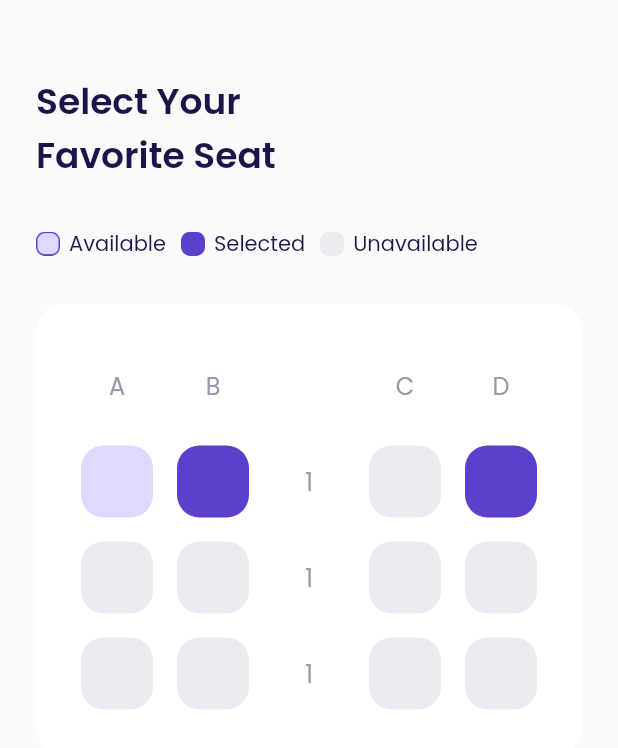
After one commit to rafli-maulana/airplane, a Flutter app: the ChooseSeatPage screen opened directly, on a phone screen of 412 x 824 dp. The commit adds this screen. Shown: the top 748 px of the screen. Run offline on Flutter 3.47's test engine with Material 2 defaults, Android fonts, the phone set to English and light mode, and no system bars; our stand-ins replace google_fonts.

Commit message:
add some code

```diff
--- a/lib/shared/theme.dart
+++ b/lib/shared/theme.dart
@@ -13,6 +13,8 @@ Color kRedColor = const Color(0xffEB70A5);
 Color kBackgroundColor = const Color(0xffFAFAFA);
 Color kInactiveColor = const Color(0xffDBD7EC);
 Color kTransparentColor = Colors.transparent;
+Color kAvailableColor = Color(0xffE0D9FF);
+Color kUnavailableColor = Color(0xffEBECF1);
 
 TextStyle blackStyleText = GoogleFonts.poppins(
   color: kBlackColor,
--- /dev/null
+++ b/lib/ui/pages/choose_seat_page.dart
@@ -0,0 +1,353 @@
+import 'package:airplane/shared/theme.dart';
+import 'package:airplane/widgets/seat_item.dart';
+import 'package:flutter/material.dart';
+
+class ChooseSeatPage extends StatelessWidget {
+  const ChooseSeatPage({Key? key}) : super(key: key);
+
+  @override
+  Widget build(BuildContext context) {
+    Widget title() {
+      return Container(
+        margin: EdgeInsets.only(
+          top: 50,
+        ),
+        child: Text(
+          'Select Your\nFavorite Seat',
+          style: blackStyleText.copyWith(
+            fontSize: 24,
+            fontWeight: semiBold,
+          ),
+        ),
+      );
+    }
+
+    Widget seatStatus() {
+      return Container(
+        margin: EdgeInsets.only(
+          top: 30,
+        ),
+        child: Row(
+          children: [
+            //NOTE: AVAILABLE
+            Container(
+              width: 16,
+              height: 16,
+              margin: EdgeInsets.only(
+                right: 6,
+              ),
+              decoration: BoxDecoration(
+                image: DecorationImage(
+                  image: AssetImage(
+                    'assets/icon_available.png',
+                  ),
+                ),
+              ),
+            ),
+            Text(
+              'Available',
+              style: blackStyleText,
+            ),
+            Container(
+              width: 16,
+              height: 16,
+              margin: EdgeInsets.only(
+                left: 10,
+                right: 6,
+              ),
+              decoration: BoxDecoration(
+                image: DecorationImage(
+                  image: AssetImage(
+                    'assets/icon_selected.png',
+                  ),
+                ),
+              ),
+            ),
+            Text(
+              'Selected',
+              style: blackStyleText,
+            ),
+            Container(
+              width: 16,
+              height: 16,
+              margin: EdgeInsets.only(
+                left: 10,
+                right: 6,
+              ),
+              decoration: BoxDecoration(
+                image: DecorationImage(
+                  image: AssetImage(
+                    'assets/icon_unavailable.png',
+                  ),
+                ),
+              ),
+            ),
+            Text(
+              'Unavailable',
+              style: blackStyleText,
+            ),
+          ],
+        ),
+      );
+    }
+
+    Widget selectSeat() {
+      return Container(
+        width: double.infinity,
+        margin: EdgeInsets.only(
+          top: 30,
+        ),
+        padding: EdgeInsets.symmetric(
+          horizontal: 22,
+          vertical: 30,
+        ),
+        decoration: BoxDecoration(
+          borderRadius: BorderRadius.circular(18),
+          color: kWhiteColor,
+        ),
+        child: Column(
+          children: [
+            Row(
+              mainAxisAlignment: MainAxisAlignment.spaceAround,
+              children: [
+                Container(
+                  width: 48,
+                  height: 48,
+                  child: Center(
+                    child: Text(
+                      'A',
+                      style: greyStyleText.copyWith(
+                        fontSize: 16,
+                      ),
+                    ),
+                  ),
+                ),
+                Container(
+                  width: 48,
+                  height: 48,
+                  child: Center(
+                    child: Text(
+                      'B',
+                      style: greyStyleText.copyWith(
+                        fontSize: 16,
+                      ),
+                    ),
+                  ),
+                ),
+                Container(
+                  width: 48,
+                  height: 48,
+                  child: Center(
+                    child: Text(
+                      '',
+                      style: greyStyleText.copyWith(
+                        fontSize: 16,
+                      ),
+                    ),
+                  ),
+                ),
+                Container(
+                  width: 48,
+                  height: 48,
+                  child: Center(
+                    child: Text(
+                      'C',
+                      style: greyStyleText.copyWith(
+                        fontSize: 16,
+                      ),
+                    ),
+                  ),
+                ),
+                Container(
+                  width: 48,
+                  height: 48,
+                  child: Center(
+                    child: Text(
+                      'D',
+                      style: greyStyleText.copyWith(
+                        fontSize: 16,
+                      ),
+                    ),
+                  ),
+                ),
+              ],
+            ),
+            //Note: Seat 1
+            Container(
+              margin: EdgeInsets.only(
+                top: 16,
+              ),
+              child: Row(
+                mainAxisAlignment: MainAxisAlignment.spaceAround,
+                children: [
+                  SeatItem(
+                    status: 0,
+                  ),
+                  SeatItem(
+                    status: 1,
+                  ),
+                  Container(
+                    width: 48,
+                    height: 48,
+                    child: Center(
+                      child: Text(
+                        '1',
+                        style: greyStyleText.copyWith(
+                          fontSize: 16,
+                        ),
+                      ),
+                    ),
+                  ),
+                  SeatItem(
+                    status: 2,
+                  ),
+                  SeatItem(
+                    status: 1,
+                  ),
+                ],
+              ),
+            ),
+            Container(
+              margin: EdgeInsets.only(
+                top: 16,
+              ),
+              child: Row(
+                mainAxisAlignment: MainAxisAlignment.spaceAround,
+                children: [
+                  Container(
+                    width: 48,
+                    height: 48,
+                    decoration: BoxDecoration(
+                      color: kUnavailableColor,
+                      borderRadius: BorderRadius.circular(
+                        15,
+                      ),
+                    ),
+                  ),
+                  Container(
+                    width: 48,
+                    height: 48,
+                    decoration: BoxDecoration(
+                      color: kUnavailableColor,
+                      borderRadius: BorderRadius.circular(
+                        15,
+                      ),
+                    ),
+                  ),
+                  Container(
+                    width: 48,
+                    height: 48,
+                    child: Center(
+                      child: Text(
+                        '1',
+                        style: greyStyleText.copyWith(
+                          fontSize: 16,
+                        ),
+                      ),
+                    ),
+                  ),
+                  Container(
+                    width: 48,
+                    height: 48,
+                    decoration: BoxDecoration(
+                      color: kUnavailableColor,
+                      borderRadius: BorderRadius.circular(
+                        15,
+                      ),
+                    ),
+                  ),
+                  Container(
+                    width: 48,
+                    height: 48,
+                    decoration: BoxDecoration(
+                      color: kUnavailableColor,
+                      borderRadius: BorderRadius.circular(
+                        15,
+                      ),
+                    ),
+                  ),
+                ],
+              ),
+            ),
+            Container(
+              margin: EdgeInsets.only(
+                top: 16,
+              ),
+              child: Row(
+                mainAxisAlignment: MainAxisAlignment.spaceAround,
+                children: [
+                  Container(
+                    width: 48,
+                    height: 48,
+                    decoration: BoxDecoration(
+                      color: kUnavailableColor,
+                      borderRadius: BorderRadius.circular(
+                        15,
+                      ),
+                    ),
+                  ),
+                  Container(
+                    width: 48,
+                    height: 48,
+                    decoration: BoxDecoration(
+                      color: kUnavailableColor,
+                      borderRadius: BorderRadius.circular(
+                        15,
+                      ),
+                    ),
+                  ),
+                  Container(
+                    width: 48,
+                    height: 48,
+                    child: Center(
+                      child: Text(
+                        '1',
+                        style: greyStyleText.copyWith(
+                          fontSize: 16,
+                        ),
+                      ),
+                    ),
+                  ),
+                  Container(
+                    width: 48,
+                    height: 48,
+                    decoration: BoxDecoration(
+                      color: kUnavailableColor,
+                      borderRadius: BorderRadius.circular(
+                        15,
+                      ),
+                    ),
+                  ),
+                  Container(
+                    width: 48,
+                    height: 48,
+                    decoration: BoxDecoration(
+                      color: kUnavailableColor,
+                      borderRadius: BorderRadius.circular(
+                        15,
+                      ),
+                    ),
+                  ),
+                ],
+              ),
+            ),
+          ],
+        ),
+      );
+    }
+
+    return Scaffold(
+      backgroundColor: kBackgroundColor,
+      body: ListView(
+        padding: EdgeInsets.symmetric(
+          horizontal: 24,
+        ),
+        children: [
+          title(),
+          seatStatus(),
+          selectSeat(),
+        ],
+      ),
+    );
+  }
+}
--- a/lib/ui/pages/detail_page.dart
+++ b/lib/ui/pages/detail_page.dart
@@ -1,4 +1,5 @@
 import 'package:airplane/shared/theme.dart';
+import 'package:airplane/ui/pages/choose_seat_page.dart';
 import 'package:airplane/widgets/custom_button.dart';
 import 'package:airplane/widgets/interest_item.dart';
 import 'package:airplane/widgets/photo_item.dart';
@@ -222,7 +223,7 @@ class DetailPage extends StatelessWidget {
                 ],
               ),
             ),
-            //NOTE : Price & Book Button
+            //NOTE : Price
             Container(
               width: double.infinity,
               margin: EdgeInsets.symmetric(
@@ -230,7 +231,8 @@ class DetailPage extends StatelessWidget {
               ),
               child: Row(
                 children: [
-                  Column(
+                  Expanded(
+                    child: Column(
                       crossAxisAlignment: CrossAxisAlignment.start,
                       children: [
                         Text(
@@ -247,6 +249,19 @@ class DetailPage extends StatelessWidget {
                           ),
                         ),
                       ],
+                    ),
+                  ),
+                  CustomButton(
+                    title: 'Book Now',
+                    onPressed: () {
+                      Navigator.push(
+                        context,
+                        MaterialPageRoute(
+                          builder: (context) => ChooseSeatPage(),
+                        ),
+                      );
+                    },
+                    width: 170,
                   ),
                 ],
               ),
--- a/lib/widgets/custom_button.dart
+++ b/lib/widgets/custom_button.dart
@@ -31,7 +31,7 @@ class CustomButton extends StatelessWidget {
           ),
         ),
         child: Text(
-          'Get Started',
+          title,
           style: whiteStyleText.copyWith(
             fontSize: 18,
             fontWeight: medium,
--- a/lib/widgets/destination_tile.dart
+++ b/lib/widgets/destination_tile.dart
@@ -1,5 +1,7 @@
 import 'package:airplane/shared/theme.dart';
 import 'package:flutter/material.dart';
+
+import '../ui/pages/detail_page.dart';
 
 class DestinationTile extends StatelessWidget {
   final String name;
@@ -17,7 +19,16 @@ class DestinationTile extends StatelessWidget {
 
   @override
   Widget build(BuildContext context) {
-    return Container(
+    return GestureDetector(
+      onTap: () {
+        Navigator.push(
+          context,
+          MaterialPageRoute(
+            builder: (context) => DetailPage(),
+          ),
+        );
+      },
+      child: Container(
         margin: EdgeInsets.only(
           top: 16,
         ),
@@ -92,6 +103,7 @@ class DestinationTile extends StatelessWidget {
             ),
           ],
         ),
+      ),
     );
   }
 }
--- /dev/null
+++ b/lib/widgets/seat_item.dart
@@ -0,0 +1,40 @@
+import 'package:flutter/material.dart';
+
+import '../shared/theme.dart';
+
+class SeatItem extends StatelessWidget {
+  //Note: 0. Available 1. Selected 2. Unavailable
+  final int status;
+
+  const SeatItem({
+    Key? key,
+    required this.status,
+  }) : super(key: key);
+
+  @override
+  Widget build(BuildContext context) {
+    backgroundColor() {
+      switch (status) {
+        case 0:
+          return kAvailableColor;
+        case 1:
+          return kPrimaryColor;
+        case 2:
+          return kUnavailableColor;
+        default:
+          return kUnavailableColor;
+      }
+    }
+
+    return Container(
+      width: 48,
+      height: 48,
+      decoration: BoxDecoration(
+        color: backgroundColor(),
+        borderRadius: BorderRadius.circular(
+          15,
+        ),
+      ),
+    );
+  }
+}
```
Lines whose indentation alone changed are shown as unchanged.
